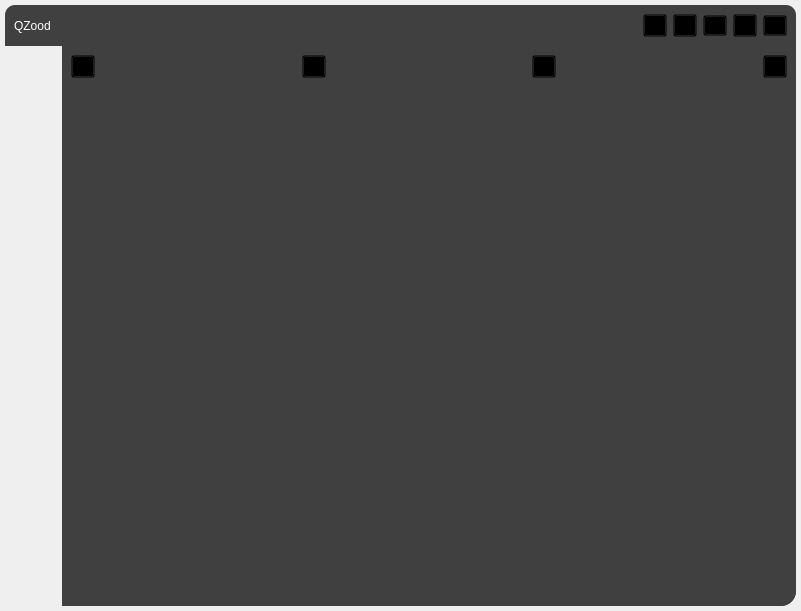
This is src/ui/player/playerView.ui in BusyStudent/QZood as Qt 5 draws it before an edit. The edited form follows.
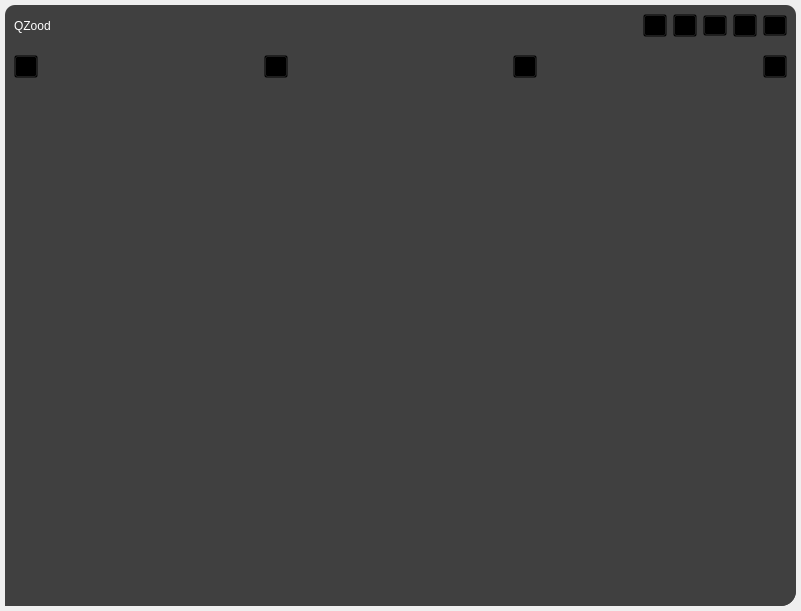
This is the edited form. Icons and pictures are not drawn.

Commit message: [ui][refactor]refactor playerWidget, videoWidget

```diff
--- a/src/ui/player/playerView.ui
+++ b/src/ui/player/playerView.ui
@@ -49,6 +49,10 @@
 QListWidget#playlist::item:selected {
 	background: #66b2ff;
 	outline: 0px;
+}
+QListWidget#playlist::item:hover {
+	background: #66b2ff;
+	outline: 0px;
 }</string>
   </property>
   <layout class="QVBoxLayout" name="verticalLayout">
@@ -243,19 +247,6 @@
           <property name="bottomMargin">
            <number>0</number>
           </property>
-          <item>
-           <spacer name="verticalSpacer">
-            <property name="orientation">
-             <enum>Qt::Vertical</enum>
-            </property>
-            <property name="sizeHint" stdset="0">
-             <size>
-              <width>20</width>
-              <height>40</height>
-             </size>
-            </property>
-           </spacer>
-          </item>
          </layout>
         </widget>
         <widget class="QWidget" name="extraAreaContainer" native="true">
@@ -348,6 +339,21 @@
               <height>0</height>
              </size>
             </property>
+            <property name="verticalScrollBarPolicy">
+             <enum>Qt::ScrollBarAlwaysOff</enum>
+            </property>
+            <property name="horizontalScrollBarPolicy">
+             <enum>Qt::ScrollBarAlwaysOff</enum>
+            </property>
+            <property name="editTriggers">
+             <set>QAbstractItemView::NoEditTriggers</set>
+            </property>
+            <property name="selectionMode">
+             <enum>QAbstractItemView::SingleSelection</enum>
+            </property>
+            <property name="textElideMode">
+             <enum>Qt::ElideNone</enum>
+            </property>
            </widget>
           </item>
          </layout>
```
The commit also changes 22 other files.
